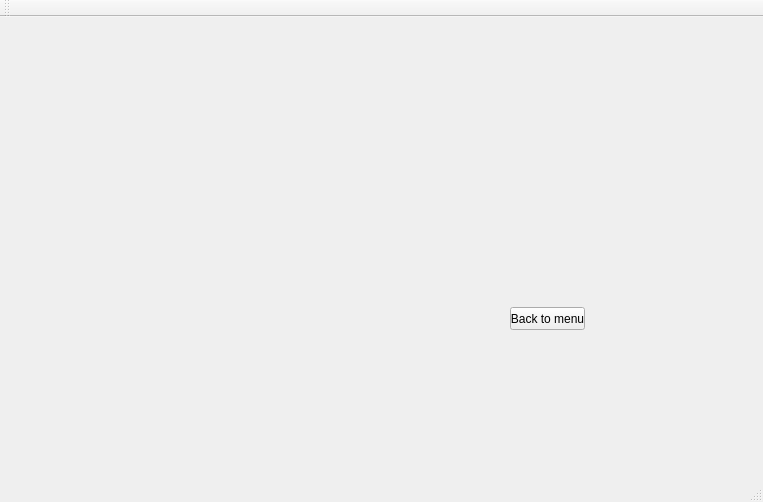
First picture: the form in Forms/mainwindow.ui, repository TheSoullessOne/Group-Project-1, before the edit.
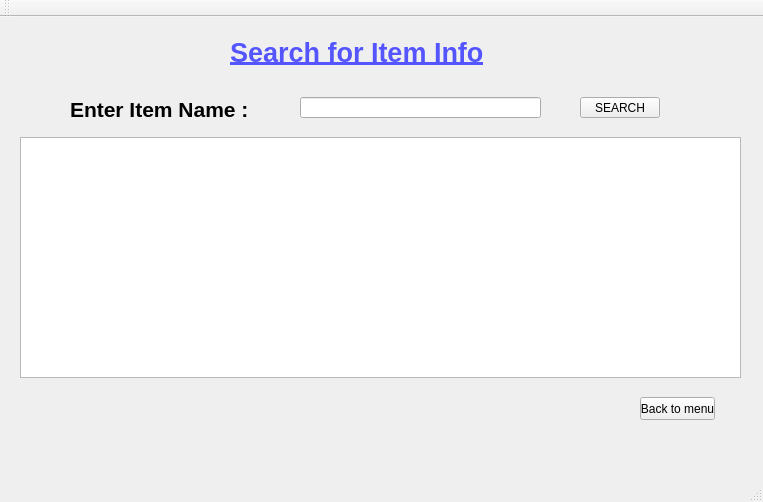
Second picture: the form after the edit. The open tabs and pages were chosen to show the change.

Patch:
```diff
--- a/Forms/mainwindow.ui
+++ b/Forms/mainwindow.ui
@@ -17,7 +17,7 @@
    <widget class="QStackedWidget" name="pages">
     <property name="geometry">
      <rect>
-      <x>10</x>
+      <x>20</x>
       <y>0</y>
       <width>731</width>
       <height>441</height>
@@ -899,8 +899,8 @@
      <widget class="QPushButton" name="Search_back_button">
       <property name="geometry">
        <rect>
-        <x>500</x>
-        <y>290</y>
+        <x>620</x>
+        <y>380</y>
         <width>75</width>
         <height>23</height>
        </rect>
@@ -909,6 +909,65 @@
        <string>Back to menu</string>
       </property>
      </widget>
+     <widget class="QTextBrowser" name="itemInfoDisplayBox">
+      <property name="geometry">
+       <rect>
+        <x>0</x>
+        <y>120</y>
+        <width>721</width>
+        <height>241</height>
+       </rect>
+      </property>
+     </widget>
+     <widget class="QLabel" name="searchItemLabel">
+      <property name="geometry">
+       <rect>
+        <x>210</x>
+        <y>10</y>
+        <width>281</width>
+        <height>51</height>
+       </rect>
+      </property>
+      <property name="text">
+       <string>&lt;html&gt;&lt;head/&gt;&lt;body&gt;&lt;p&gt;&lt;span style=&quot; font-size:20pt; font-weight:600; text-decoration: underline; color:#5555ff;&quot;&gt;Search for Item Info&lt;/span&gt;&lt;/p&gt;&lt;/body&gt;&lt;/html&gt;</string>
+      </property>
+     </widget>
+     <widget class="QLabel" name="enterItemNameLabel_2">
+      <property name="geometry">
+       <rect>
+        <x>50</x>
+        <y>80</y>
+        <width>201</width>
+        <height>21</height>
+       </rect>
+      </property>
+      <property name="text">
+       <string>&lt;html&gt;&lt;head/&gt;&lt;body&gt;&lt;p&gt;&lt;span style=&quot; font-size:16pt; font-weight:600;&quot;&gt;Enter Item Name :&lt;/span&gt;&lt;/p&gt;&lt;/body&gt;&lt;/html&gt;</string>
+      </property>
+     </widget>
+     <widget class="QLineEdit" name="enterItemNameBox">
+      <property name="geometry">
+       <rect>
+        <x>280</x>
+        <y>80</y>
+        <width>241</width>
+        <height>21</height>
+       </rect>
+      </property>
+     </widget>
+     <widget class="QPushButton" name="searchItemEnterButton">
+      <property name="geometry">
+       <rect>
+        <x>560</x>
+        <y>80</y>
+        <width>80</width>
+        <height>21</height>
+       </rect>
+      </property>
+      <property name="text">
+       <string>SEARCH</string>
+      </property>
+     </widget>
     </widget>
     <widget class="QWidget" name="MEMBER_INFO">
      <widget class="QLabel" name="MemberInfoPageLabel">
```
Left out of the diff: 17 changed lines with no effect on the pictures.
